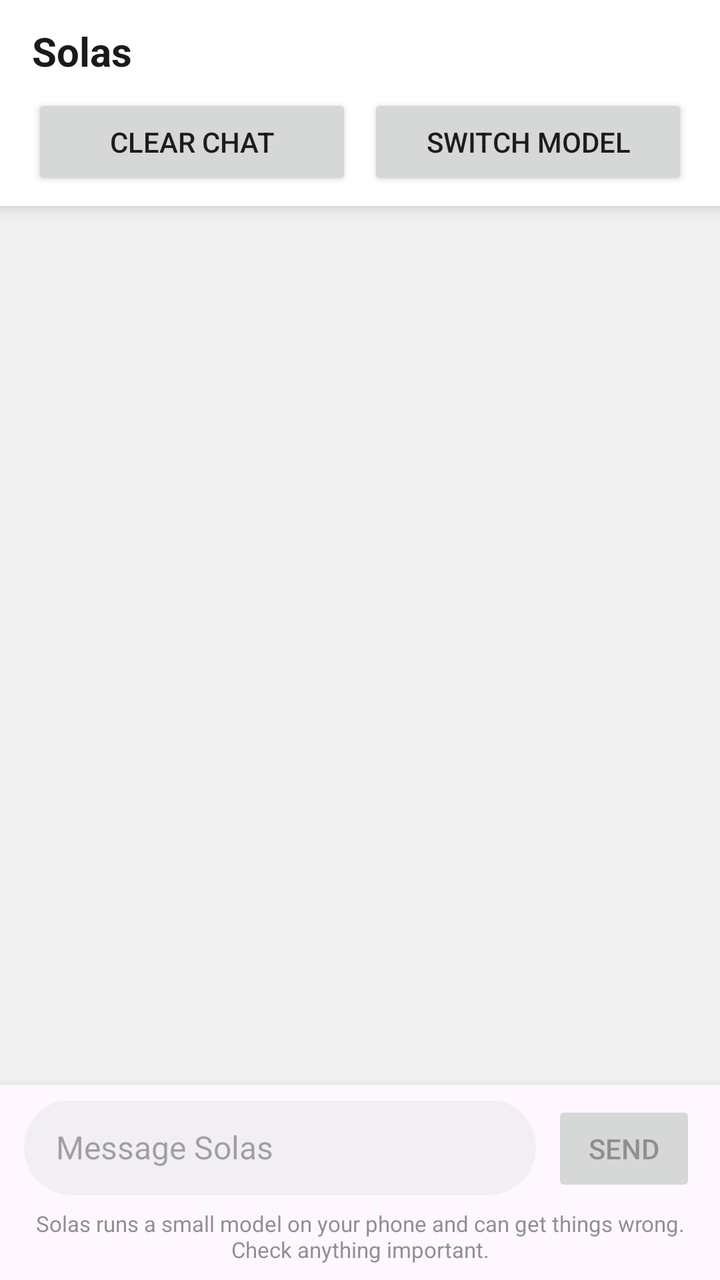
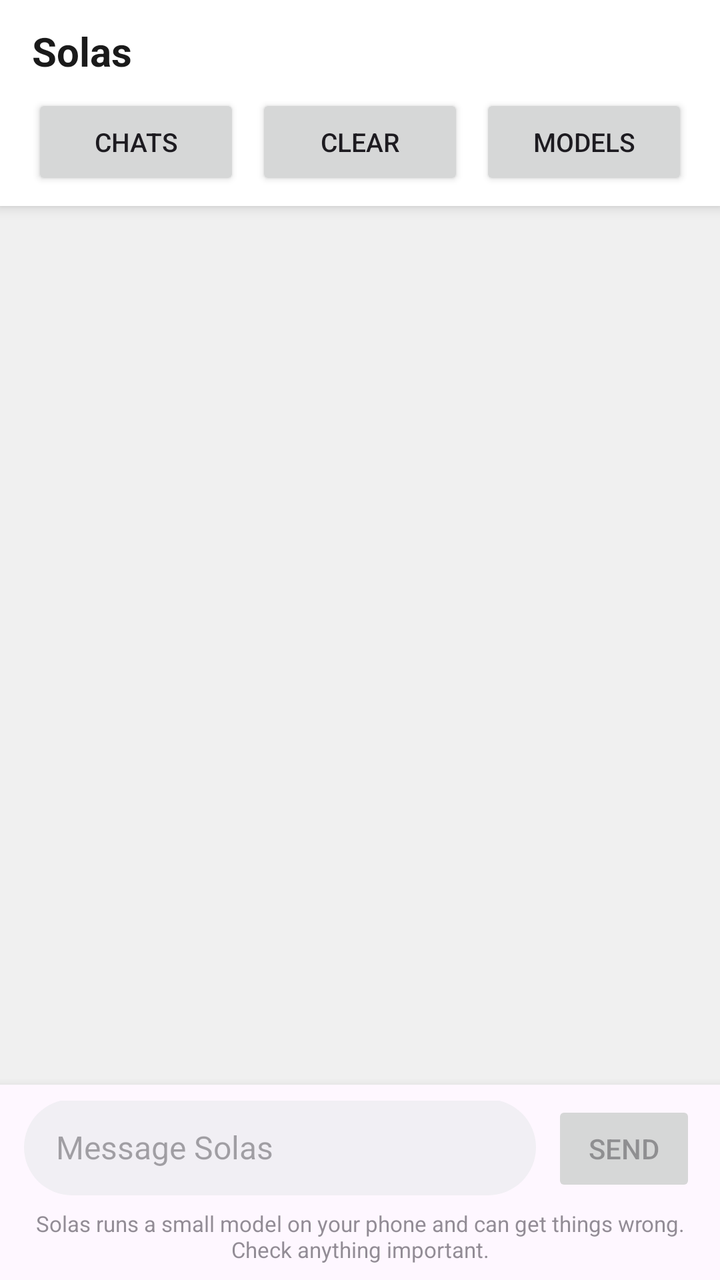

Screens rendered from an Android XML layout before and after an edit, with the pre-edit source and the edit as a unified diff.
<!-- AndroidManifest.xml: application theme Theme.LocalLLM -->
<!-- res/layout/activity_main.xml -->
<?xml version="1.0" encoding="utf-8"?>
<androidx.constraintlayout.widget.ConstraintLayout
    xmlns:android="http://schemas.android.com/apk/res/android"
    xmlns:app="http://schemas.android.com/apk/res-auto"
    android:layout_width="match_parent"
    android:layout_height="match_parent"
    android:background="#F0F0F0">

    
    <LinearLayout
        android:id="@+id/topBar"
        android:layout_width="0dp"
        android:layout_height="wrap_content"
        android:background="#FFFFFF"
        android:elevation="4dp"
        android:orientation="vertical"
        android:paddingStart="16dp"
        android:paddingEnd="16dp"
        android:paddingTop="12dp"
        android:paddingBottom="8dp"
        app:layout_constraintEnd_toEndOf="parent"
        app:layout_constraintStart_toStartOf="parent"
        app:layout_constraintTop_toTopOf="parent">

        <TextView
            android:layout_width="match_parent"
            android:layout_height="wrap_content"
            android:text="@string/app_name"
            android:textSize="20sp"
            android:textStyle="bold"
            android:textColor="#1A1A1A"
            android:layout_marginBottom="8dp" />

        <LinearLayout
            android:layout_width="match_parent"
            android:layout_height="wrap_content"
            android:orientation="horizontal">

            <Button
                android:id="@+id/btnClear"
                android:layout_width="0dp"
                android:layout_height="wrap_content"
                android:layout_weight="1"
                android:layout_marginEnd="8dp"
                android:text="Clear Chat" />

            <Button
                android:id="@+id/btnModels"
                android:layout_width="0dp"
                android:layout_height="wrap_content"
                android:layout_weight="1"
                android:text="Switch Model" />

        </LinearLayout>

    </LinearLayout>

    
    <TextView
        android:id="@+id/tvStatus"
        android:layout_width="0dp"
        android:layout_height="wrap_content"
        android:background="#FFF9C4"
        android:padding="16dp"
        android:textColor="#555555"
        android:textSize="13sp"
        android:visibility="gone"
        app:layout_constraintEnd_toEndOf="parent"
        app:layout_constraintStart_toStartOf="parent"
        app:layout_constraintTop_toBottomOf="@id/topBar" />

    
    <androidx.recyclerview.widget.RecyclerView
        android:id="@+id/recyclerView"
        android:layout_width="0dp"
        android:layout_height="0dp"
        android:clipToPadding="false"
        android:padding="8dp"
        app:layout_constraintBottom_toTopOf="@id/progressBar"
        app:layout_constraintEnd_toEndOf="parent"
        app:layout_constraintStart_toStartOf="parent"
        app:layout_constraintTop_toBottomOf="@id/tvStatus" />

    
    <ProgressBar
        android:id="@+id/progressBar"
        android:layout_width="wrap_content"
        android:layout_height="wrap_content"
        android:visibility="gone"
        app:layout_constraintBottom_toTopOf="@id/inputBar"
        app:layout_constraintEnd_toEndOf="parent"
        app:layout_constraintStart_toStartOf="parent" />

    
    
    <LinearLayout
        android:id="@+id/inputBar"
        android:layout_width="0dp"
        android:layout_height="wrap_content"
        android:background="?attr/colorSurface"
        android:elevation="8dp"
        android:orientation="vertical"
        android:paddingStart="12dp"
        android:paddingTop="8dp"
        android:paddingEnd="12dp"
        android:paddingBottom="8dp"
        app:layout_constraintBottom_toBottomOf="parent"
        app:layout_constraintEnd_toEndOf="parent"
        app:layout_constraintStart_toStartOf="parent">

        <LinearLayout
            android:layout_width="match_parent"
            android:layout_height="wrap_content"
            android:gravity="bottom"
            android:orientation="horizontal">

            <EditText
                android:id="@+id/etMessage"
                android:layout_width="0dp"
                android:layout_height="wrap_content"
                android:layout_weight="1"
                android:background="@drawable/bg_input_field"
                android:hint="Message Solas"
                android:importantForAutofill="no"
                android:inputType="textMultiLine|textCapSentences"
                android:maxLines="5"
                android:minHeight="48dp"
                android:paddingStart="16dp"
                android:paddingTop="12dp"
                android:paddingEnd="16dp"
                android:paddingBottom="12dp"
                android:textSize="16sp" />

            <Button
                android:id="@+id/btnSend"
                android:layout_width="wrap_content"
                android:layout_height="48dp"
                android:layout_marginStart="8dp"
                android:enabled="false"
                android:minWidth="72dp"
                android:text="Send" />

        </LinearLayout>

        
        <TextView
            android:id="@+id/tvDisclaimer"
            android:layout_width="match_parent"
            android:layout_height="wrap_content"
            android:layout_marginTop="6dp"
            android:alpha="0.6"
            android:gravity="center"
            android:text="@string/ai_disclaimer"
            android:textSize="11sp" />

    </LinearLayout>

</androidx.constraintlayout.widget.ConstraintLayout>
<!-- resources referenced by this layout -->
<resources>
  <!-- drawable bg_input_field (drawable) -->
  <?xml version="1.0" encoding="utf-8"?>
  <shape xmlns:android="http://schemas.android.com/apk/res/android"
      android:shape="rectangle">
      <solid android:color="#F1EFF4" />
      <corners android:radius="24dp" />
  </shape>
  <string name="ai_disclaimer">Solas runs a small model on your phone and can get things wrong. Check anything important.</string>
  <string name="app_name">Solas</string>
  <style name="Theme.LocalLLM" parent="Theme.Material3.DayNight.NoActionBar">
      </style>
</resources>

<!-- the commit's change to res/layout/activity_main.xml (unified diff, before → after) -->
@@ -1,7 +1,12 @@
 <?xml version="1.0" encoding="utf-8"?>
-<androidx.constraintlayout.widget.ConstraintLayout
+<androidx.drawerlayout.widget.DrawerLayout
     xmlns:android="http://schemas.android.com/apk/res/android"
     xmlns:app="http://schemas.android.com/apk/res-auto"
+    android:id="@+id/drawerLayout"
+    android:layout_width="match_parent"
+    android:layout_height="match_parent">
+
+    <androidx.constraintlayout.widget.ConstraintLayout
     android:layout_width="match_parent"
     android:layout_height="match_parent"
     android:background="#F0F0F0">
@@ -37,19 +42,30 @@
             android:orientation="horizontal">
 
             <Button
+                android:id="@+id/btnChats"
+                android:layout_width="0dp"
+                android:layout_height="wrap_content"
+                android:layout_weight="1"
+                android:layout_marginEnd="8dp"
+                android:text="Chats"
+                android:textSize="13sp" />
+
+            <Button
                 android:id="@+id/btnClear"
                 android:layout_width="0dp"
                 android:layout_height="wrap_content"
                 android:layout_weight="1"
                 android:layout_marginEnd="8dp"
-                android:text="Clear Chat" />
+                android:text="Clear"
+                android:textSize="13sp" />
 
             <Button
                 android:id="@+id/btnModels"
                 android:layout_width="0dp"
                 android:layout_height="wrap_content"
                 android:layout_weight="1"
-                android:text="Switch Model" />
+                android:text="Models"
+                android:textSize="13sp" />
 
         </LinearLayout>
 
@@ -156,3 +172,47 @@
     </LinearLayout>
 
 </androidx.constraintlayout.widget.ConstraintLayout>
+
+    
+    <LinearLayout
+        android:id="@+id/drawerPanel"
+        android:layout_width="300dp"
+        android:layout_height="match_parent"
+        android:layout_gravity="start"
+        android:background="?attr/colorSurface"
+        android:orientation="vertical"
+        android:padding="16dp">
+
+        <TextView
+            android:layout_width="match_parent"
+            android:layout_height="wrap_content"
+            android:paddingBottom="12dp"
+            android:text="Your chats"
+            android:textSize="20sp"
+            android:textStyle="bold" />
+
+        <Button
+            android:id="@+id/btnNewChat"
+            android:layout_width="match_parent"
+            android:layout_height="48dp"
+            android:layout_marginBottom="12dp"
+            android:text="New chat" />
+
+        <androidx.recyclerview.widget.RecyclerView
+            android:id="@+id/rvChats"
+            android:layout_width="match_parent"
+            android:layout_height="0dp"
+            android:layout_weight="1"
+            android:clipToPadding="false" />
+
+        <TextView
+            android:layout_width="match_parent"
+            android:layout_height="wrap_content"
+            android:alpha="0.6"
+            android:paddingTop="8dp"
+            android:text="Saved on this phone only."
+            android:textSize="11sp" />
+
+    </LinearLayout>
+
+</androidx.drawerlayout.widget.DrawerLayout>
